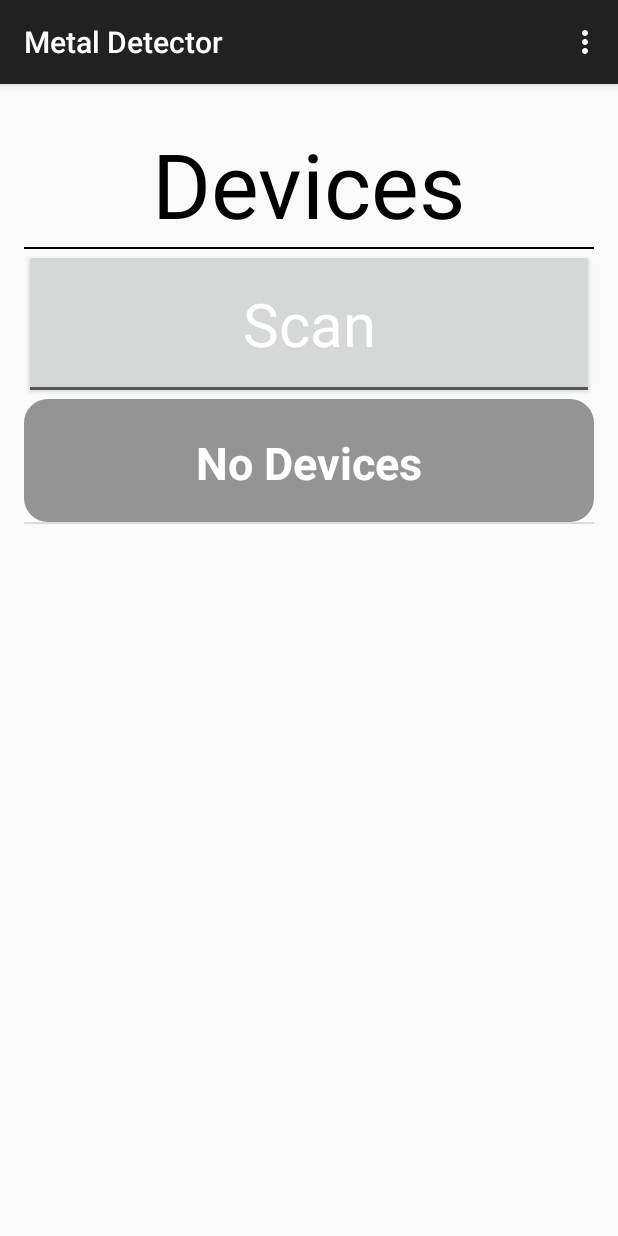
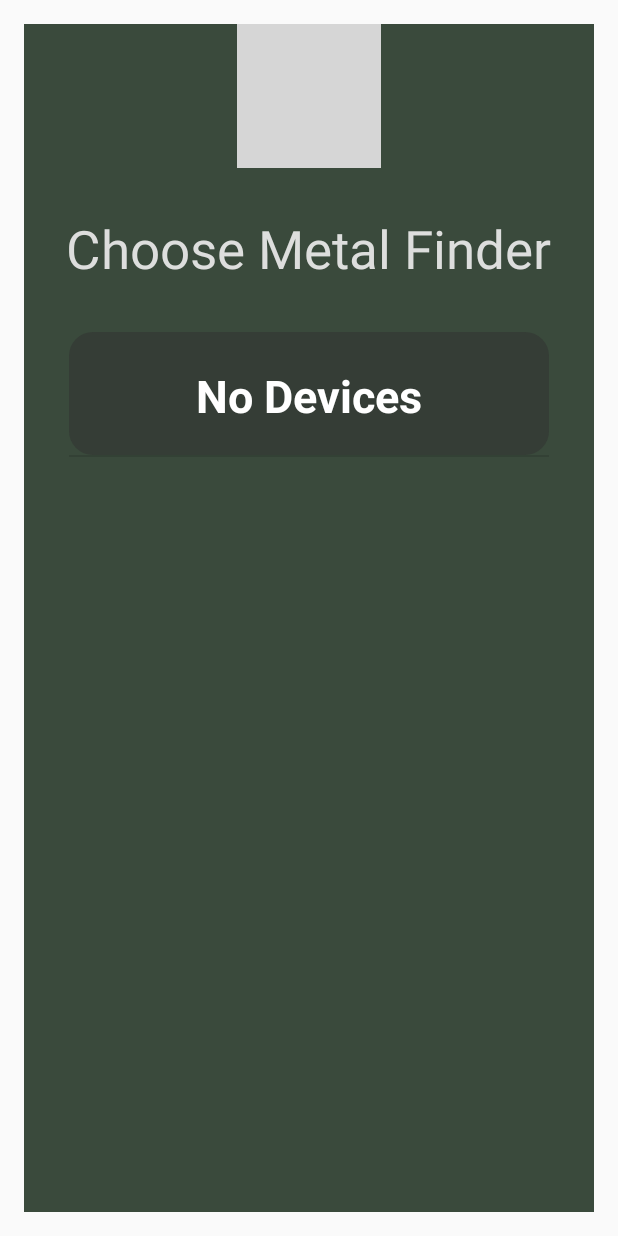
Before and after one commit to orenbm21/MetalDetector, an Android app: the screen it shows after launch (ListActivity), on a phone screen of 412 x 824 dp. Run offline under Robolectric (Android 15) with nearby library versions, the phone set to English and light mode, and no system bars; grey boxes are pictures that could not be loaded.

Commit message:
added logo and UI

```diff
--- a/Android/BluetoothScanner/app/src/main/AndroidManifest.xml
+++ b/Android/BluetoothScanner/app/src/main/AndroidManifest.xml
@@ -7,7 +7,7 @@
 
     <application
         android:allowBackup="true"
-        android:icon="@mipmap/ic_launcher"
+        android:icon="@drawable/logo"
         android:label="@string/app_name"
         android:theme="@style/AppTheme">
         <activity
--- a/Android/BluetoothScanner/app/src/main/res/layout/fragment_deviceitem_list.xml
+++ b/Android/BluetoothScanner/app/src/main/res/layout/fragment_deviceitem_list.xml
@@ -1,49 +1,49 @@
 <?xml version="1.0" encoding="utf-8"?>
 <LinearLayout xmlns:android="http://schemas.android.com/apk/res/android"
     xmlns:tools="http://schemas.android.com/tools" android:layout_width="match_parent"
-    android:layout_height="match_parent" android:orientation="vertical" tools:context="com.metaldetector.DeviceListFragment">
+    android:layout_height="match_parent" android:orientation="vertical"
+    tools:context="com.metaldetector.DeviceListFragment"
+    android:background="#3a4a3c"
+    android:gravity="center">
+
+    <ImageView
+        android:layout_width="wrap_content"
+        android:layout_height="wrap_content"
+        android:id="@+id/logo"
+        android:src="@drawable/logo1"
+        />
 
     <TextView
         android:layout_width="wrap_content"
         android:layout_height="wrap_content"
         android:textAppearance="?android:attr/textAppearanceLarge"
         android:text="@string/title_devices"
-        android:textColor="#000"
-        android:textSize="60dp"
+        android:textColor="#dddedd"
+        android:textSize="35dp"
         android:id="@+id/devicesTitle"
         android:layout_gravity="center_horizontal|top"
-        android:layout_marginTop="10dp"
-        android:layout_marginBottom="2dp"/>
+        android:layout_marginTop="30dp"
+        android:layout_marginBottom="2dp"
+        android:visibility="visible"
+        />
 
-    <View
+    <ListView android:id="@android:id/list"
         android:layout_width="match_parent"
-        android:layout_height="1dp"
-        android:background="#000"/>
-    <ToggleButton
-        android:layout_width="match_parent"
-        android:layout_height="100dp"
-        android:text="@string/scanForDevices"
-        android:textAppearance="?android:attr/textAppearanceLarge"
-        android:textColor="#fff"
-        android:textSize="40dp"
-        android:id="@+id/scan"
-        android:layout_gravity="center_horizontal"
-        android:textOff="Scan"
-        android:textOn="Scanning..." />
-
-    <ListView android:id="@android:id/list" android:layout_width="match_parent"
         android:layout_height="match_parent"
+        android:layout_margin="30dp"
+        android:visibility="visible"
         />
 
     <TextView
         android:layout_width="wrap_content"
         android:layout_height="wrap_content"
+        android:textAppearance="?android:attr/textAppearanceLarge"
         android:text="@string/device_name"
-        android:textColor="#000"
+        android:textColor="#dddedd"
         android:textSize="30dp"
         android:id="@+id/deviceNameTitle"
         android:layout_gravity="center_horizontal|top"
-        android:layout_marginTop="10dp"
+        android:layout_marginTop="30dp"
         android:layout_marginBottom="2dp"
         android:visibility="gone"/>
 
@@ -52,21 +52,39 @@
         android:layout_height="100dp"
         android:text="@string/scanWall"
         android:textAppearance="?android:attr/textAppearanceLarge"
-        android:textColor="#fff"
         android:textSize="40dp"
         android:id="@+id/scanWall"
         android:layout_gravity="center_horizontal"
         android:visibility="gone"
+        android:background="#dddedd"
+        android:textColor="#3a4a3c"
+        android:layout_margin="40dp"
+        />
+
+
+    <Button
+        android:layout_width="match_parent"
+        android:layout_height="100dp"
+        android:text="@string/getScanResults"
+        android:textAppearance="?android:attr/textAppearanceLarge"
+        android:textSize="30dp"
+        android:id="@+id/getResults"
+        android:layout_gravity="center_horizontal"
+        android:visibility="gone"
+        android:background="#dddedd"
+        android:textColor="#3a4a3c"
+        android:layout_margin="40dp"
         />
 
     <TextView
         android:layout_width="wrap_content"
         android:layout_height="wrap_content"
-        android:textColor="#000"
+        android:textColor="#dddedd"
         android:textSize="30dp"
         android:id="@+id/scanResult"
         android:layout_gravity="center_horizontal|top"
         android:layout_marginTop="10dp"
         android:layout_marginBottom="2dp"
         android:visibility="gone"/>
+
 </LinearLayout>
--- a/Android/BluetoothScanner/app/src/main/res/values/strings.xml
+++ b/Android/BluetoothScanner/app/src/main/res/values/strings.xml
@@ -2,12 +2,12 @@
     <string name="app_name">Metal Detector</string>
     <string name="button_connect">Connect</string>
     <string name="button_disconnect">Disconnect</string>
-    <string name="title_devices">Devices</string>
+    <string name="title_devices">Choose Metal Finder</string>
     <string name="device_name">Connected to: </string>
     <string name="action_settings">Settings</string>
-    <string name="scanForDevices">Scan for Devices</string>
     <string name="scanWall">Scan Wall</string>
     <string name="stopScan">Stop Scanning</string>
     <string name="title_activity_connection">ConnectionActivity</string>
+    <string name="getScanResults">Get Scan Results</string>
 
 </resources>
```
Also changed, not shown: Android/BluetoothScanner/app/src/main/java/com/metaldetector/Algorithm.java (+89 -6 lines), Android/BluetoothScanner/app/src/main/java/com/metaldetector/Connecting/ManageConnectThread.java (+95 -87 lines), Android/BluetoothScanner/app/src/main/java/com/metaldetector/DeviceListFragment.java (+55 -21 lines), Android/BluetoothScanner/app/src/main/java/com/metaldetector/ListActivity.java (+41 -39 lines), 4 other files.
